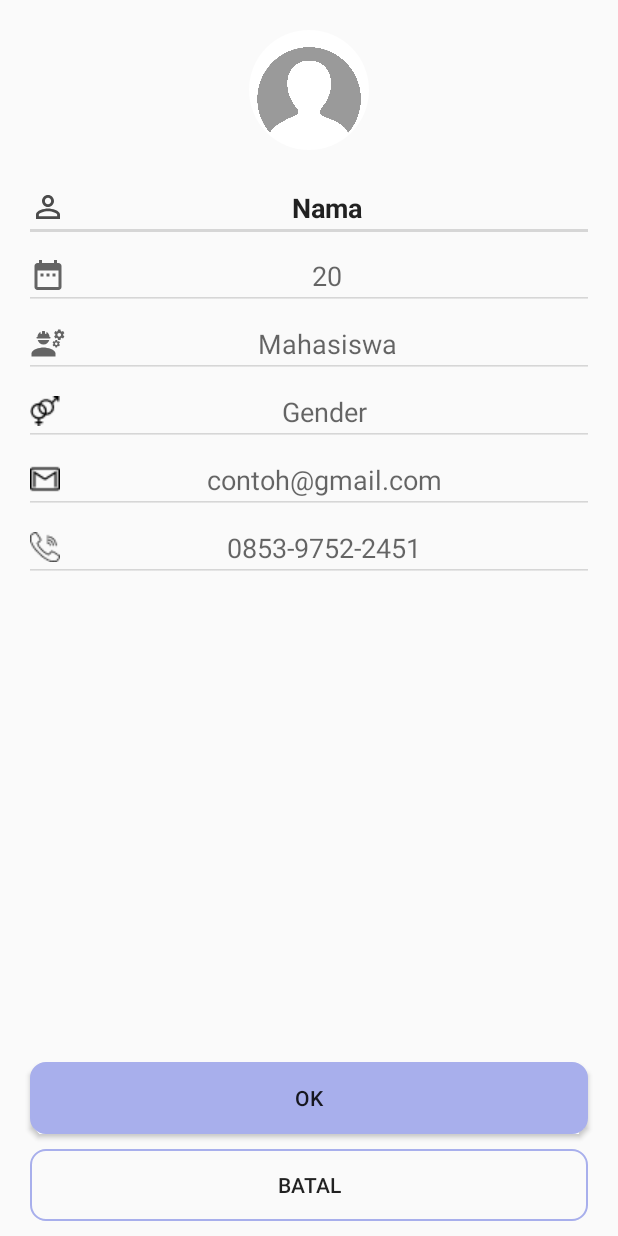
After one commit to aliAsgarZainalAbidin/project-O2, an Android app: the UpdatePekerjaActivity screen opened directly, with no data from a screen before it, on a phone screen of 412 x 824 dp. The commit adds this screen. Run offline under Robolectric (Android 15) with nearby library versions, the phone set to English and light mode, and no system bars; our stand-ins replace CircleImageView, Picasso; pictures from the network do not load; 1 statement that could not run was skipped.

Commit message:
Tambah UpdateDataPekerja

```diff
--- a/app/build.gradle
+++ b/app/build.gradle
@@ -17,6 +17,10 @@ android {
             minifyEnabled false
             proguardFiles getDefaultProguardFile('proguard-android-optimize.txt'), 'proguard-rules.pro'
         }
+    }
+
+    defaultConfig {
+        vectorDrawables.useSupportLibrary = true
     }
 
     compileOptions {
--- a/app/src/main/AndroidManifest.xml
+++ b/app/src/main/AndroidManifest.xml
@@ -22,6 +22,7 @@
         android:supportsRtl="true"
         android:theme="@style/AppTheme">
         <activity android:name="com.oa.needyou.pelanggan.akun.UpdatePelangganActivity"></activity>
+        <activity android:name="com.oa.needyou.pekerja.akun.UpdatePekerjaActivity"></activity>
         <activity android:name="com.oa.needyou.pekerja.pendapatan.DetailRiwayatActivity" />
         <activity android:name="com.oa.needyou.pekerja.pendapatan.DetailSibukActivity" />
         <activity android:name="com.oa.needyou.pekerja.DeliveryPekerjaActivity" />
--- /dev/null
+++ b/app/src/main/java/com/oa/needyou/pekerja/akun/UpdatePekerjaActivity.java
@@ -0,0 +1,320 @@
+package com.oa.needyou.pekerja.akun;
+
+import android.annotation.SuppressLint;
+import android.app.ProgressDialog;
+import android.content.DialogInterface;
+import android.content.Intent;
+import android.graphics.Bitmap;
+import android.net.Uri;
+import android.os.Bundle;
+import android.provider.MediaStore;
+import android.util.Base64;
+import android.util.Log;
+import android.view.LayoutInflater;
+import android.view.View;
+import android.widget.Button;
+import android.widget.EditText;
+import android.widget.Toast;
+
+import androidx.annotation.Nullable;
+import androidx.appcompat.app.AlertDialog;
+import androidx.appcompat.app.AppCompatActivity;
+
+import com.needyou.needyou.R;
+import com.oa.needyou.URL_IP;
+import com.oa.needyou.pekerja.api.ApiRequestPekerja;
+import com.oa.needyou.pekerja.api.RetroServerPekerja;
+import com.oa.needyou.pekerja.model.OrderResponModel;
+import com.oa.needyou.pelanggan.api.ApiRequsetPelanggan;
+import com.oa.needyou.pelanggan.api.RetroServerPelanggan;
+import com.squareup.picasso.Picasso;
+
+import java.io.ByteArrayOutputStream;
+import java.io.File;
+import java.io.IOException;
+
+import de.hdodenhof.circleimageview.CircleImageView;
+import retrofit2.Call;
+import retrofit2.Callback;
+import retrofit2.Response;
+
+public class UpdatePekerjaActivity extends AppCompatActivity {
+
+    private final String GET_ID = "get_id";
+    private final String GET_NAMA = "get_nama";
+    private final String GET_USIA = "get_usia";
+    private final String GET_PEKERJAAN = "get_pekerjaan";
+    private final String GET_GENDER = "get_gender";
+    private final String GET_EMAIL = "get_email";
+    private final String GET_PASS = "get_pass";
+    private final String GET_TELPON = "get_telpon";
+    private final String GET_PATH = "get_path";
+    private final String GET_STATUS = "get_status";
+
+    private String id, nama,umur, pekerjaan, email, pass, telpon, gender, alamat, path, status;
+
+    private EditText et_nama;
+    private EditText et_umur;
+    private EditText et_pekerjaan;
+    private EditText et_email;
+    private EditText et_telpon;
+    private EditText et_gender;
+
+    private View dialogView;
+
+    private Button btn_update;
+    private Button btn_batal;
+
+    private CircleImageView foto_profil;
+    private ProgressDialog pd;
+
+    Bitmap bitmap = null;
+    String path_pekerja = "";
+
+
+    @Override
+    protected void onCreate(Bundle savedInstanceState) {
+        super.onCreate(savedInstanceState);
+        setContentView(R.layout.activity_update_pekerja);
+
+        foto_profil = findViewById(R.id.foto_profil);
+        et_nama = findViewById(R.id.et_nama_update);
+        et_umur = findViewById(R.id.et_umur_update);
+        et_pekerjaan = findViewById(R.id.et_pekerjaan_update);
+        et_email = findViewById(R.id.et_email_update);
+        et_telpon = findViewById(R.id.et_telpon_update);
+        et_gender = findViewById(R.id.et_gender_update);
+        btn_batal = findViewById(R.id.btn_batal);
+        btn_update = findViewById(R.id.btn_update);
+        pd = new ProgressDialog(this);
+
+        btn_batal.setOnClickListener(new View.OnClickListener() {
+            @Override
+            public void onClick(View v) {
+
+
+//                Bundle bundle = new Bundle();
+//                bundle.putString(GET_ID, id);
+//                bundle.putString(GET_NAMA, nama);
+//                bundle.putString(GET_EMAIL, email);
+//                bundle.putString(GET_PASS, pass);
+//                bundle.putString(GET_TELPON, telpon);
+//                bundle.putString(GET_GENDER, gender);
+//                bundle.putString(GET_ALAMAT, alamat);
+//                bundle.putString(GET_PATH, path_pekerja);
+//                bundle.putString(GET_STATUS, status);
+//
+//                Intent intent = new Intent(UpdatePelangganActivity.this, DashboardPekerjaActivity.class);
+//                intent.putExtras(bundle);
+//                startActivity(intent);
+                finish();
+            }
+        });
+
+        btn_update.setOnClickListener(new View.OnClickListener() {
+            @Override
+            public void onClick(View v) {
+                sendDataUpdate();
+            }
+        });
+
+        foto_profil.setOnClickListener(new View.OnClickListener() {
+            @Override
+            public void onClick(View v) {
+//                selectImage();
+
+                //CAMERA
+//                Intent takePicture = new Intent(MediaStore.ACTION_IMAGE_CAPTURE);
+//                startActivityForResult(takePicture, 0);//zero can be replaced with any action code (called requestCode)
+
+                //GALERY
+                Intent pickPhoto = new Intent(Intent.ACTION_PICK,
+                        MediaStore.Images.Media.EXTERNAL_CONTENT_URI);
+                startActivityForResult(pickPhoto, 1);//one can be replaced with any action code
+
+            }
+        });
+
+        et_gender.setOnClickListener(new View.OnClickListener() {
+            @Override
+            public void onClick(View v) {
+
+                AlertDialog.Builder dialog = new AlertDialog.Builder(UpdatePekerjaActivity.this);
+                LayoutInflater inflater = getLayoutInflater();
+                dialogView = inflater.inflate(R.layout.dialog_gender, null);
+                dialog.setView(dialogView);
+                dialog.setCancelable(true);
+                dialog.setTitle("Jenis Kelamin");
+                final AlertDialog show = dialog.show();
+
+
+                Button btn1 = dialogView.findViewById(R.id.btn1);
+                btn1.setOnClickListener(new View.OnClickListener() {
+                    @Override
+                    public void onClick(View v) {
+                        et_gender.setText("Laki-laki");
+                        show.dismiss();
+                    }
+                });
+                Button btn2 = dialogView.findViewById(R.id.btn2);
+                btn2.setOnClickListener(new View.OnClickListener() {
+                    @Override
+                    public void onClick(View v) {
+                        et_gender.setText("Perempuan");
+                        show.dismiss();
+                    }
+                });
+            }
+        });
+
+        getBundle();
+
+    }
+
+    private void sendDataUpdate() {
+
+        pd.setMessage("Proses ... ");
+        pd.setCancelable(false);
+        pd.show();
+        if (bitmap == null) {
+            path_pekerja = path;
+        } else {
+            path_pekerja = BitMapToString();
+        }
+
+        String id_pekerja = id;
+        String nama_pekerja = et_nama.getText().toString();
+        String umur_pekerja = et_umur.getText().toString();
+        String pekerjaan_pekerja = et_pekerjaan.getText().toString();
+        String email_pekerja = et_email.getText().toString();
+        String telpon_pekerja = et_telpon.getText().toString();
+        String gender_pekerja = et_gender.getText().toString();
+
+
+        ApiRequestPekerja apiRequestPekerja = RetroServerPekerja.getClientPekerja().create(ApiRequestPekerja.class);
+        Call<OrderResponModel> orderResponModelCall = apiRequestPekerja.updateDataPekerja(id_pekerja,
+                nama_pekerja,
+                umur_pekerja,
+                pekerjaan_pekerja,
+                gender_pekerja,
+                email_pekerja,
+                telpon_pekerja,
+                path_pekerja);
+        orderResponModelCall.enqueue(new Callback<OrderResponModel>() {
+            @Override
+            public void onResponse(Call<OrderResponModel> call, Response<OrderResponModel> response) {
+                pd.hide();
+                if (response.isSuccessful()) {
+
+                    Log.e("Retro", "Kode : " + response.body().getKode());
+                    Log.e("Retro", "Message : " + response.body().getPesan());
+
+                    Toast.makeText(UpdatePekerjaActivity.this, "Berhasil Update", Toast.LENGTH_SHORT).show();
+                    onBackPressed();
+                }
+
+            }
+
+            @Override
+            public void onFailure(Call<OrderResponModel> call, Throwable t) {
+                Log.e("Retro", "Failed : " + t);
+                pd.hide();
+            }
+        });
+
+    }
+
+    private void selectImage() {
+
+        final CharSequence[] options = {"Take Photo", "Choose from Gallery", "Cancel"};
+        AlertDialog.Builder builder = new AlertDialog.Builder(UpdatePekerjaActivity.this);
+        builder.setTitle("Add Photo!");
+        builder.setItems(options, new DialogInterface.OnClickListener() {
+            @Override
+            public void onClick(DialogInterface dialog, int item) {
+                if (options[item].equals("Take Photo")) {
+                    Intent intent = new Intent(MediaStore.ACTION_IMAGE_CAPTURE);
+                    File f = new File(android.os.Environment.getExternalStorageDirectory(), "temp.jpg");
+                    intent.putExtra(MediaStore.EXTRA_OUTPUT, Uri.fromFile(f));
+                    startActivityForResult(intent, 1);
+                } else if (options[item].equals("Choose from Gallery")) {
+                    Intent intent = new Intent(Intent.ACTION_PICK, MediaStore.Images.Media.EXTERNAL_CONTENT_URI);
+                    startActivityForResult(intent, 2);
+                } else if (options[item].equals("Cancel")) {
+                    dialog.dismiss();
+                }
+            }
+        });
+        builder.show();
+
+    }
+
+    @SuppressLint("LongLogTag")
+    @Override
+    protected void onActivityResult(int requestCode, int resultCode, @Nullable Intent data) {
+        super.onActivityResult(requestCode, resultCode, data);
+
+        if (requestCode == 1) {
+            if (resultCode == RESULT_OK) {
+                assert data != null;
+                Uri selectedImage = data.getData();
+                try {
+                    bitmap = MediaStore.Images.Media.getBitmap(this.getContentResolver(), selectedImage);
+                    foto_profil.setImageBitmap(bitmap);
+                } catch (IOException e) {
+                    e.printStackTrace();
+                }
+//                        foto_profil.setImageURI(selectedImage);
+            }
+        }
+
+    }
+
+    public String BitMapToString() {
+        ByteArrayOutputStream baos = new ByteArrayOutputStream();
+        bitmap.compress(Bitmap.CompressFormat.JPEG, 100, baos);
+        byte[] b = baos.toByteArray();
+        return Base64.encodeToString(b, Base64.DEFAULT);
+    }
+
+    private void getBundle() {
+
+        Bundle bundle = getIntent().getExtras();
+        assert bundle != null;
+        if (!bundle.isEmpty()) {
+
+            id = bundle.getString(GET_ID);
+            nama = bundle.getString(GET_NAMA);
+            umur = bundle.getString(GET_USIA);
+            pekerjaan = bundle.getString(GET_PEKERJAAN);
+            gender = bundle.getString(GET_GENDER);
+            email = bundle.getString(GET_EMAIL);
+            pass = bundle.getString(GET_PASS);
+            telpon = bundle.getString(GET_TELPON);
+            path = bundle.getString(GET_PATH);
+            status = bundle.getString(GET_STATUS);
+
+            path_pekerja = path;
+            et_nama.setText(nama);
+            et_umur.setText(umur);
+            et_pekerjaan.setText(pekerjaan);
+            et_email.setText(email);
+            String foto = URL_IP.ALAMAT_IP + path;
+
+            Picasso.with(UpdatePekerjaActivity.this).load(foto).error(R.drawable.img_circle).placeholder(R.drawable.img_circle).into(foto_profil);
+            if (!gender.isEmpty() || !gender.equals("")) {
+                et_gender.setText(gender);
+            } else {
+                et_gender.setText("-");
+            }
+
+            if (!telpon.isEmpty() || !telpon.equals("")) {
+                et_telpon.setText(telpon);
+            } else {
+                et_telpon.setText("-");
+            }
+
+        }
+
+    }
+}
--- a/app/src/main/java/com/oa/needyou/pekerja/api/ApiRequestPekerja.java
+++ b/app/src/main/java/com/oa/needyou/pekerja/api/ApiRequestPekerja.java
@@ -9,20 +9,19 @@ import com.oa.needyou.pelanggan.model.ResponseModelPelanggan;
 
 import java.util.List;
 
+import okhttp3.MultipartBody;
+import okhttp3.RequestBody;
 import retrofit2.Call;
 import retrofit2.http.Field;
 import retrofit2.http.FormUrlEncoded;
 import retrofit2.http.GET;
+import retrofit2.http.Multipart;
 import retrofit2.http.POST;
+import retrofit2.http.Part;
 import retrofit2.http.Query;
 
 public interface ApiRequestPekerja {
 
-    @FormUrlEncoded
-    @POST("add_pekerja.php")
-    Call<ResponseModelPelanggan> addPelanggan(@Field("nama_pelanggan") String nama_pelanggan,
-                                              @Field("email_pelanggan") String email_pelanggan,
-                                              @Field("password_pelanggan") String password_pelanggan);
     @GET("read_one_pekerja.php")
     Call<List<PekerjaModel>> readOnePekerja(@Query("email_pekerja") String username, @Query("pass_pekerja") String password);
 
@@ -51,5 +50,20 @@ public interface ApiRequestPekerja {
     Call<OrderResponModel> updateSaldoPekerja(@Field("saldo_id_pekerja") String saldo_id_pekerja,
                                              @Field("jumlah_saldo") String jumlah_saldo);
 
+    @Multipart
+    @POST("uploadGambar.php")
+    Call<RequestBody> uploadGambar(@Part MultipartBody.Part body);
+
+    @FormUrlEncoded
+    @POST("update_pekerja.php")
+    Call<OrderResponModel> updateDataPekerja(@Field("id_pekerja") String id_pekerja,
+                                               @Field("nama_pekerja") String nama_pekerja,
+                                               @Field("usia_pekerja") String usia_pekerja,
+                                               @Field("pekerjaan_pekerja") String pekerjaan_pekerja,
+                                               @Field("gender_pekerja") String gender_pekerja,
+                                               @Field("email_pekerja") String email_pekerja,
+                                             @Field("telpon_pekerja") String telpon_pekerja,
+                                               @Field("path_profil") String path_profil);
+
 
 }
--- /dev/null
+++ b/app/src/main/res/drawable/ic_baseline_date_range_24.xml
@@ -0,0 +1,10 @@
+<vector xmlns:android="http://schemas.android.com/apk/res/android"
+    android:width="24dp"
+    android:height="24dp"
+    android:viewportWidth="24"
+    android:viewportHeight="24"
+    android:tint="?attr/colorControlNormal">
+  <path
+      android:fillColor="@color/hitam"
+      android:pathData="M9,11L7,11v2h2v-2zM13,11h-2v2h2v-2zM17,11h-2v2h2v-2zM19,4h-1L18,2h-2v2L8,4L8,2L6,2v2L5,4c-1.11,0 -1.99,0.9 -1.99,2L3,20c0,1.1 0.89,2 2,2h14c1.1,0 2,-0.9 2,-2L21,6c0,-1.1 -0.9,-2 -2,-2zM19,20L5,20L5,9h14v11z"/>
+</vector>
--- /dev/null
+++ b/app/src/main/res/drawable/ic_baseline_engineering_24.xml
@@ -0,0 +1,22 @@
+<vector xmlns:android="http://schemas.android.com/apk/res/android"
+    android:width="24dp"
+    android:height="24dp"
+    android:viewportWidth="24"
+    android:viewportHeight="24"
+    android:tint="?attr/colorControlNormal">
+  <path
+      android:fillColor="@android:color/white"
+      android:pathData="M9,15c-2.67,0 -8,1.34 -8,4v2h16v-2C17,16.34 11.67,15 9,15z"/>
+  <path
+      android:fillColor="@android:color/white"
+      android:pathData="M22.1,6.84c0.01,-0.11 0.02,-0.22 0.02,-0.34c0,-0.12 -0.01,-0.23 -0.03,-0.34l0.74,-0.58c0.07,-0.05 0.08,-0.15 0.04,-0.22l-0.7,-1.21c-0.04,-0.08 -0.14,-0.1 -0.21,-0.08L21.1,4.42c-0.18,-0.14 -0.38,-0.25 -0.59,-0.34l-0.13,-0.93C20.36,3.06 20.29,3 20.2,3h-1.4c-0.09,0 -0.16,0.06 -0.17,0.15L18.5,4.08c-0.21,0.09 -0.41,0.21 -0.59,0.34l-0.87,-0.35c-0.08,-0.03 -0.17,0 -0.21,0.08l-0.7,1.21c-0.04,0.08 -0.03,0.17 0.04,0.22l0.74,0.58c-0.02,0.11 -0.03,0.23 -0.03,0.34c0,0.11 0.01,0.23 0.03,0.34l-0.74,0.58c-0.07,0.05 -0.08,0.15 -0.04,0.22l0.7,1.21c0.04,0.08 0.14,0.1 0.21,0.08l0.87,-0.35c0.18,0.14 0.38,0.25 0.59,0.34l0.13,0.93C18.64,9.94 18.71,10 18.8,10h1.4c0.09,0 0.16,-0.06 0.17,-0.15l0.13,-0.93c0.21,-0.09 0.41,-0.21 0.59,-0.34l0.87,0.35c0.08,0.03 0.17,0 0.21,-0.08l0.7,-1.21c0.04,-0.08 0.03,-0.17 -0.04,-0.22L22.1,6.84zM19.5,7.75c-0.69,0 -1.25,-0.56 -1.25,-1.25s0.56,-1.25 1.25,-1.25s1.25,0.56 1.25,1.25S20.19,7.75 19.5,7.75z"/>
+  <path
+      android:fillColor="@android:color/white"
+      android:pathData="M19.92,11.68l-0.5,-0.87c-0.03,-0.06 -0.1,-0.08 -0.15,-0.06l-0.62,0.25c-0.13,-0.1 -0.27,-0.18 -0.42,-0.24l-0.09,-0.66C18.12,10.04 18.06,10 18,10h-1c-0.06,0 -0.11,0.04 -0.12,0.11l-0.09,0.66c-0.15,0.06 -0.29,0.15 -0.42,0.24l-0.62,-0.25c-0.06,-0.02 -0.12,0 -0.15,0.06l-0.5,0.87c-0.03,0.06 -0.02,0.12 0.03,0.16l0.53,0.41c-0.01,0.08 -0.02,0.16 -0.02,0.24c0,0.08 0.01,0.17 0.02,0.24l-0.53,0.41c-0.05,0.04 -0.06,0.11 -0.03,0.16l0.5,0.87c0.03,0.06 0.1,0.08 0.15,0.06l0.62,-0.25c0.13,0.1 0.27,0.18 0.42,0.24l0.09,0.66C16.89,14.96 16.94,15 17,15h1c0.06,0 0.12,-0.04 0.12,-0.11l0.09,-0.66c0.15,-0.06 0.29,-0.15 0.42,-0.24l0.62,0.25c0.06,0.02 0.12,0 0.15,-0.06l0.5,-0.87c0.03,-0.06 0.02,-0.12 -0.03,-0.16l-0.52,-0.41c0.01,-0.08 0.02,-0.16 0.02,-0.24c0,-0.08 -0.01,-0.17 -0.02,-0.24l0.53,-0.41C19.93,11.81 19.94,11.74 19.92,11.68zM17.5,13.33c-0.46,0 -0.83,-0.38 -0.83,-0.83c0,-0.46 0.38,-0.83 0.83,-0.83s0.83,0.38 0.83,0.83C18.33,12.96 17.96,13.33 17.5,13.33z"/>
+  <path
+      android:fillColor="@android:color/white"
+      android:pathData="M4.74,9h8.53c0.27,0 0.49,-0.22 0.49,-0.49V8.49c0,-0.27 -0.22,-0.49 -0.49,-0.49H13c0,-1.48 -0.81,-2.75 -2,-3.45V5.5C11,5.78 10.78,6 10.5,6S10,5.78 10,5.5V4.14C9.68,4.06 9.35,4 9,4S8.32,4.06 8,4.14V5.5C8,5.78 7.78,6 7.5,6S7,5.78 7,5.5V4.55C5.81,5.25 5,6.52 5,8H4.74C4.47,8 4.25,8.22 4.25,8.49v0.03C4.25,8.78 4.47,9 4.74,9z"/>
+  <path
+      android:fillColor="@android:color/white"
+      android:pathData="M9,13c1.86,0 3.41,-1.28 3.86,-3H5.14C5.59,11.72 7.14,13 9,13z"/>
+</vector>
--- /dev/null
+++ b/app/src/main/res/layout/activity_update_pekerja.xml
@@ -0,0 +1,119 @@
+<?xml version="1.0" encoding="utf-8"?>
+<RelativeLayout xmlns:android="http://schemas.android.com/apk/res/android"
+    xmlns:app="http://schemas.android.com/apk/res-auto"
+    xmlns:tools="http://schemas.android.com/tools"
+    android:layout_width="match_parent"
+    android:layout_height="match_parent"
+    tools:context="com.oa.needyou.pekerja.akun.UpdatePekerjaActivity">
+
+    <de.hdodenhof.circleimageview.CircleImageView
+        android:id="@+id/foto_profil"
+        android:layout_width="80dp"
+        android:layout_height="80dp"
+        android:layout_centerHorizontal="true"
+        android:layout_marginTop="20dp"
+        android:src="@drawable/img_circle" />
+
+    <EditText
+        android:id="@+id/et_nama_update"
+        android:layout_width="match_parent"
+        android:layout_height="wrap_content"
+        android:layout_below="@id/foto_profil"
+        android:layout_marginHorizontal="16dp"
+        android:layout_marginTop="16dp"
+        android:backgroundTint="@color/abuabu2"
+        android:drawableLeft="@drawable/ic_person_outline_black_24dp"
+        android:gravity="center"
+        android:text="Nama"
+        android:textStyle="bold" />
+
+    <EditText
+        android:inputType="number"
+        android:id="@+id/et_umur_update"
+        android:layout_width="match_parent"
+        android:layout_height="wrap_content"
+        android:layout_below="@id/et_nama_update"
+        android:layout_marginHorizontal="16dp"
+        android:backgroundTint="@color/abuabu2"
+        android:drawableLeft="@drawable/ic_baseline_date_range_24"
+        android:gravity="center"
+        android:hint="20" />
+
+    <EditText
+        android:id="@+id/et_pekerjaan_update"
+        android:layout_width="match_parent"
+        android:layout_height="wrap_content"
+        android:layout_below="@id/et_umur_update"
+        android:layout_marginHorizontal="16dp"
+        android:backgroundTint="@color/abuabu2"
+        android:drawableLeft="@drawable/ic_baseline_engineering_24"
+        android:gravity="center"
+        android:hint="Mahasiswa" />
+
+    <EditText
+        android:id="@+id/et_gender_update"
+        android:layout_width="match_parent"
+        android:layout_height="wrap_content"
+        android:clickable="true"
+        android:cursorVisible="false"
+        android:focusable="false"
+        android:hint="Gender"
+        android:gravity="center"
+        android:backgroundTint="@color/abuabu2"
+        android:drawableLeft="@drawable/icon_gender"
+        android:layout_below="@id/et_pekerjaan_update"
+        android:layout_marginHorizontal="16dp" />
+
+    <EditText
+        android:id="@+id/et_email_update"
+        android:layout_width="match_parent"
+        android:layout_height="wrap_content"
+        android:layout_below="@id/et_gender_update"
+        android:layout_marginHorizontal="16dp"
+        android:backgroundTint="@color/abuabu2"
+        android:drawableLeft="@drawable/icon_email"
+        android:gravity="center"
+        android:hint="contoh@gmail.com" />
+
+    <EditText
+        android:id="@+id/et_telpon_update"
+        android:layout_width="match_parent"
+        android:layout_height="wrap_content"
+        android:layout_below="@id/et_email_update"
+        android:layout_marginHorizontal="16dp"
+        android:backgroundTint="@color/abuabu2"
+        android:drawableLeft="@drawable/phone1"
+        android:gravity="center"
+        android:hint="0853-9752-2451" />
+
+
+    <Button
+        android:layout_above="@id/btn_batal"
+        android:id="@+id/btn_update"
+        android:layout_width="match_parent"
+        android:layout_height="wrap_content"
+        android:layout_centerHorizontal="true"
+        android:layout_marginHorizontal="20dp"
+        android:layout_marginBottom="10dp"
+        android:background="@drawable/bg_btn_ok"
+        android:gravity="center"
+        android:paddingHorizontal="20dp"
+        android:paddingVertical="10dp"
+        android:text="Ok" />
+
+    <Button
+        android:id="@+id/btn_batal"
+        android:layout_width="match_parent"
+        android:layout_height="wrap_content"
+        android:layout_alignParentBottom="true"
+        android:layout_centerHorizontal="true"
+        android:layout_marginHorizontal="20dp"
+        android:layout_marginBottom="10dp"
+        android:background="@drawable/bg_input_ket"
+        android:gravity="center"
+        android:paddingHorizontal="20dp"
+        android:paddingVertical="10dp"
+        android:text="Batal" />
+
+
+</RelativeLayout>
```
Also changed, not shown: app/src/main/java/com/oa/needyou/pekerja/akun/AkunPekerjaFragment.java (+39 -0 lines).
